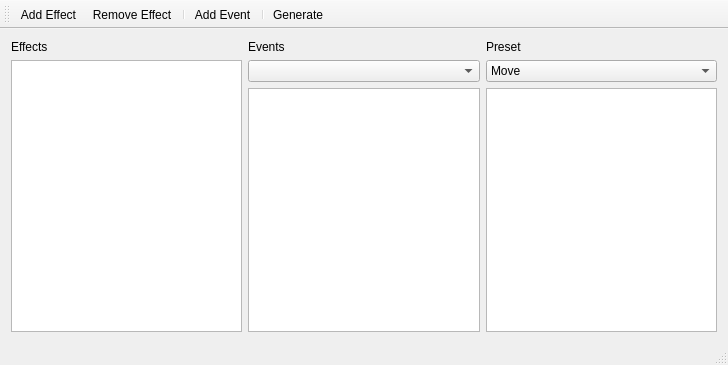
Above: branches/generator/mainwindow.ui from jerobarraco/kafx before the change. Below: the same form after it.
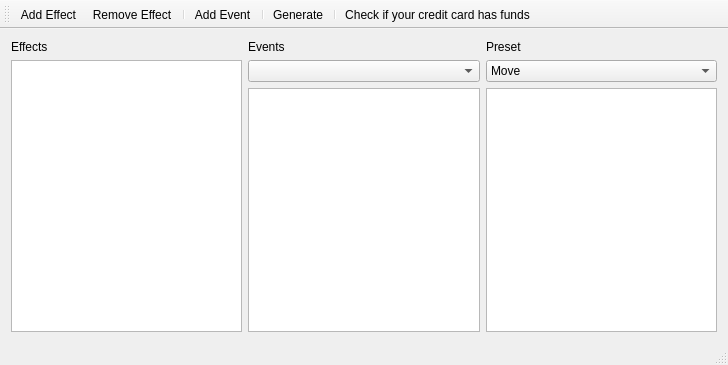
That is the form after the change.

```diff
--- a/branches/generator/mainwindow.ui
+++ b/branches/generator/mainwindow.ui
@@ -108,6 +108,8 @@
    <addaction name="actionAdd_Event"/>
    <addaction name="separator"/>
    <addaction name="actionGenerate"/>
+   <addaction name="separator"/>
+   <addaction name="actionCheckCard"/>
   </widget>
   <widget class="QStatusBar" name="statusBar"/>
   <action name="actionAdd_Effect">
@@ -130,6 +132,11 @@
     <string>Generate</string>
    </property>
   </action>
+  <action name="actionCheckCard">
+   <property name="text">
+    <string>Check if your credit card has funds</string>
+   </property>
+  </action>
  </widget>
  <layoutdefault spacing="6" margin="11"/>
  <resources/>
```
